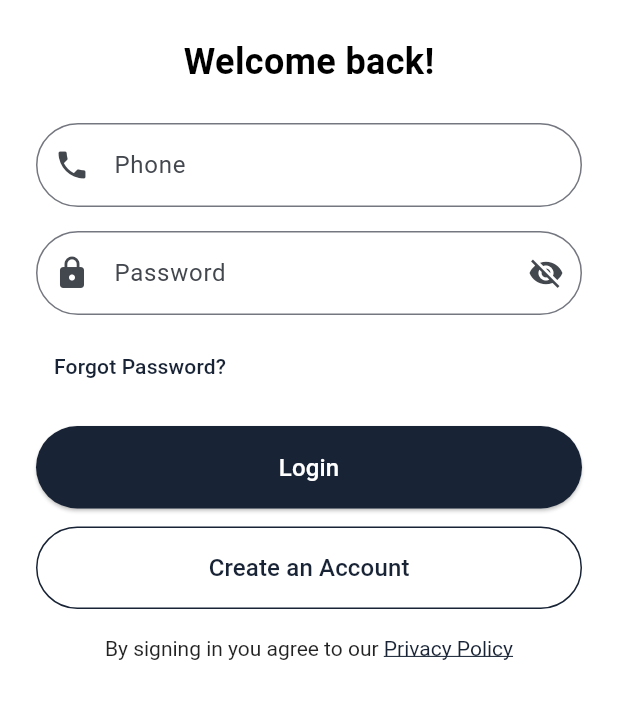
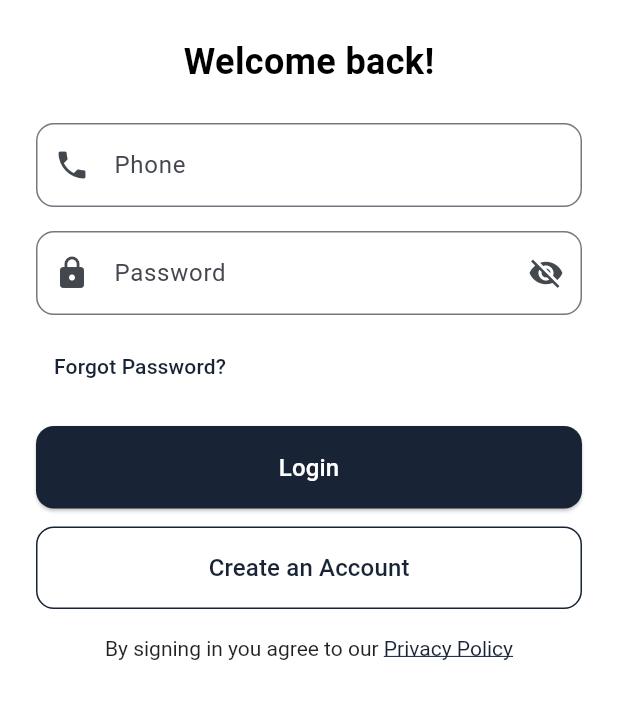
Before and after one commit to Ariful9216/arif, a Flutter app: the screen it shows after launch, on a phone screen of 412 x 824 dp, the part 339-1058 px from its top. Run offline on Flutter 3.47's test engine with Material 3 defaults, Android fonts, the phone set to English and light mode, and no system bars; our stand-ins replace app_links, cached_network_image, dio, firebase_core, firebase_messaging, flutter_local_notifications and 9 more; missing offline and left inert: cached_network_image_platform_interface, gal; accounts and stored records are empty; network calls fail; project files that could hold a hidden picture were left out.

Commit message:
added border radius consistency

```diff
--- a/lib/src/screens/home_screen/home_screen.dart
+++ b/lib/src/screens/home_screen/home_screen.dart
@@ -1379,7 +1379,7 @@ class HomeScreen extends StatelessWidget {
                         ),
                         decoration: BoxDecoration(
                           color: Colors.red,
-                          borderRadius: BorderRadius.circular(6),
+                          borderRadius: BorderRadius.circular(8),
                         ),
                         child: Row(
                           mainAxisSize: MainAxisSize.min,
@@ -1410,7 +1410,7 @@ class HomeScreen extends StatelessWidget {
                     child: Container(
                       decoration: BoxDecoration(
                         color: Colors.white.withOpacity(0.9),
-                        borderRadius: BorderRadius.circular(20),
+                        borderRadius: BorderRadius.circular(16),
                         boxShadow: [
                           BoxShadow(
                             color: Colors.black.withOpacity(0.1),
@@ -1847,7 +1847,7 @@ class HomeScreen extends StatelessWidget {
                         gradient: const LinearGradient(
                           colors: [Colors.red, Colors.redAccent],
                         ),
-                        borderRadius: BorderRadius.circular(4),
+                        borderRadius: BorderRadius.circular(8),
                       ),
                       child: Row(
                         mainAxisSize: MainAxisSize.min,
--- a/lib/src/screens/login_screen/login_screen.dart
+++ b/lib/src/screens/login_screen/login_screen.dart
@@ -47,7 +47,7 @@ class _LoginScreenState extends State<LoginScreen> {
                       controller: controller.phoneController,
                       keyboardType: TextInputType.phone,
                       validator: (value) => Validators.validateRequired(controller.phoneController.text, "Phone Number"),
-                      decoration: InputDecoration(hintText: 'Phone', prefixIcon: const Icon(Icons.phone), border: OutlineInputBorder(borderRadius: BorderRadius.circular(50))),
+                      decoration: InputDecoration(hintText: 'Phone', prefixIcon: const Icon(Icons.phone), border: OutlineInputBorder(borderRadius: BorderRadius.circular(12))),
                     ),
                     const SizedBox(height: 16),
 
@@ -63,7 +63,7 @@ class _LoginScreenState extends State<LoginScreen> {
                             icon: Icon(controller.obscurePassword.value ? Icons.visibility_off : Icons.visibility),
                             onPressed: controller.togglePasswordVisibility,
                           ),
-                          border: OutlineInputBorder(borderRadius: BorderRadius.circular(50)),
+                          border: OutlineInputBorder(borderRadius: BorderRadius.circular(12)),
                         ),
                       ),
                     ),
@@ -124,7 +124,7 @@ class _LoginScreenState extends State<LoginScreen> {
                       onPressed: () => controller.login(_formKey),
                       style: ElevatedButton.styleFrom(
                         backgroundColor: AppColors.primaryColor,
-                        shape: RoundedRectangleBorder(borderRadius: BorderRadius.circular(50)),
+                        shape: RoundedRectangleBorder(borderRadius: BorderRadius.circular(12)),
                         padding: const EdgeInsets.symmetric(vertical: 16),
                       ),
                       child: const Text('Login', style: TextStyle(color: Colors.white, fontSize: 16)),
@@ -136,7 +136,7 @@ class _LoginScreenState extends State<LoginScreen> {
                       style: OutlinedButton.styleFrom(
                         foregroundColor: AppColors.primaryColor,
                         side: BorderSide(color: AppColors.primaryColor),
-                        shape: RoundedRectangleBorder(borderRadius: BorderRadius.circular(50)),
+                        shape: RoundedRectangleBorder(borderRadius: BorderRadius.circular(12)),
                         padding: const EdgeInsets.symmetric(vertical: 16),
                       ),
                       child: const Text('Create an Account', style: TextStyle(fontSize: 16)),
--- a/lib/src/screens/register_screen/register_screen.dart
+++ b/lib/src/screens/register_screen/register_screen.dart
@@ -135,7 +135,7 @@ class _RegisterScreenState extends State<RegisterScreen> {
                       onPressed: () => controller.onTapRegister(_formKey),
                       style: ElevatedButton.styleFrom(
                         backgroundColor: AppColors.primaryColor,
-                        shape: RoundedRectangleBorder(borderRadius: BorderRadius.circular(50)),
+                        shape: RoundedRectangleBorder(borderRadius: BorderRadius.circular(12)),
                         padding: const EdgeInsets.symmetric(vertical: 16),
                       ),
                       child: const Text('Register', style: TextStyle(color: Colors.white, fontSize: 16)),
```
